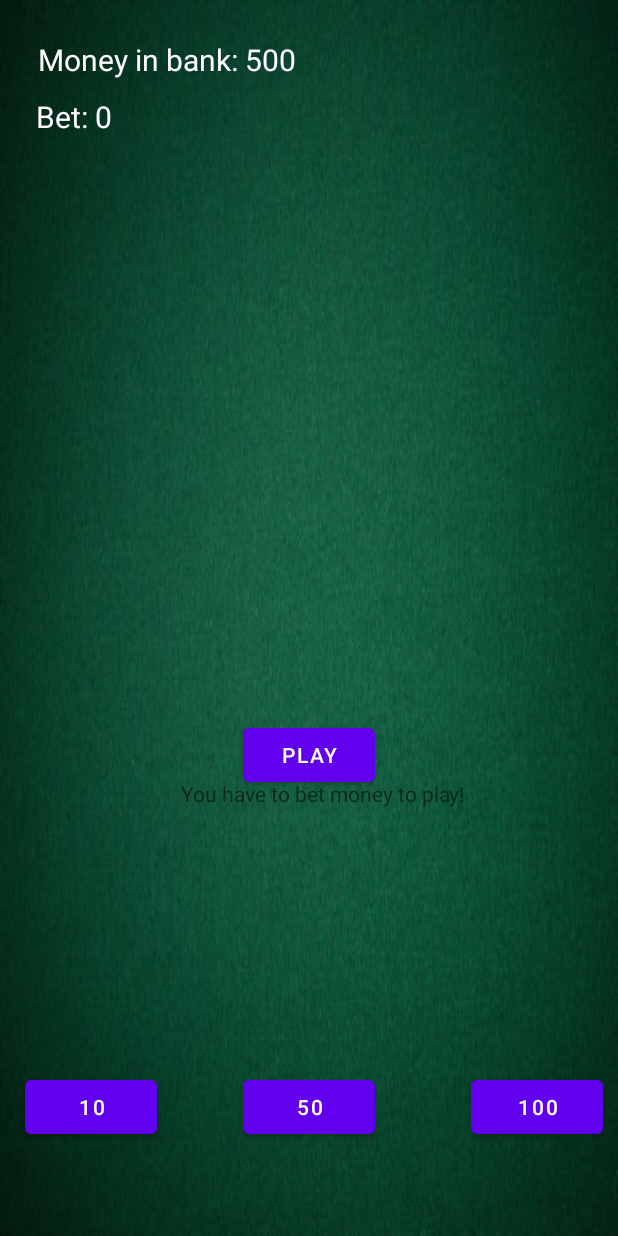
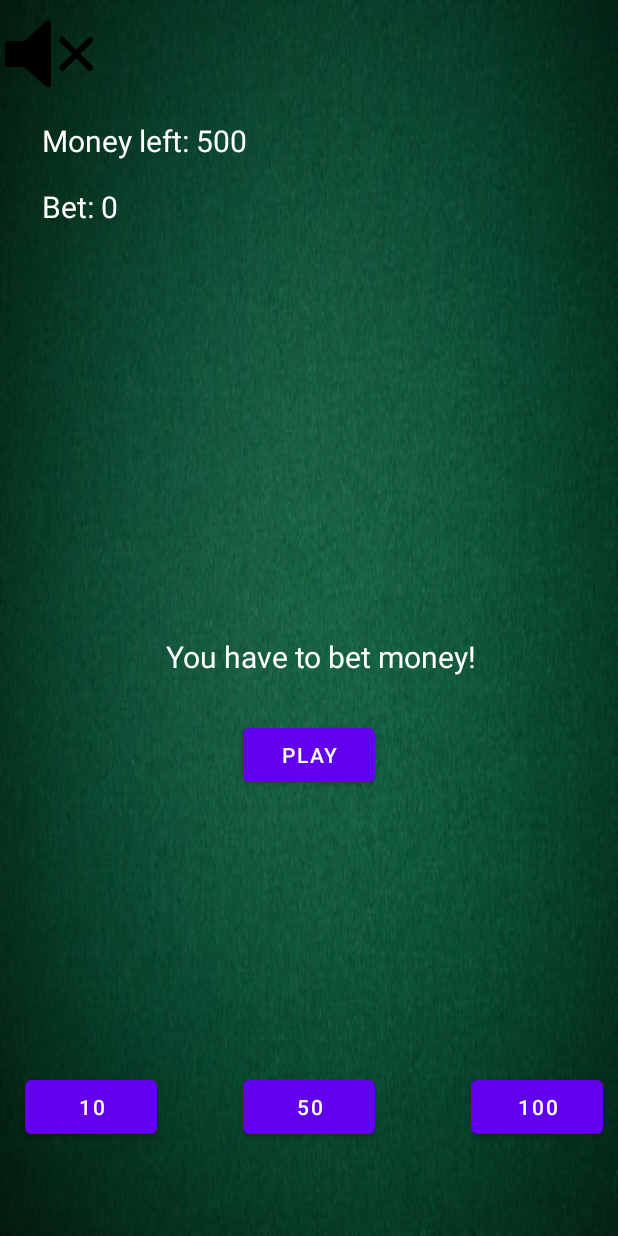
Before and after one commit to noelpettersson/Blackjack, an Android app: the screen it shows after launch (MainActivity), after a tap on "PLAY", on a phone screen of 412 x 824 dp. Run offline under Robolectric (Android 15) with nearby library versions, the phone set to English and light mode, and no system bars.

Commit message:
Speaker button added

```diff
--- a/app/src/main/java/com/example/myapplication/MainActivity.kt
+++ b/app/src/main/java/com/example/myapplication/MainActivity.kt
@@ -2,11 +2,14 @@ package com.example.myapplication
 
 import android.content.Intent
 import android.media.MediaPlayer
+import android.opengl.Visibility
 import androidx.appcompat.app.AppCompatActivity
 import android.os.Bundle
 import android.util.Log
 import android.view.Gravity
+import android.view.View
 import android.widget.Button
+import android.widget.ImageView
 import android.widget.TextView
 
 var playMusic: Boolean = true
@@ -19,7 +22,8 @@ class MainActivity : AppCompatActivity() {
         super.onCreate(savedInstanceState)
         setContentView(R.layout.activity_main)
 
-        var mediaPlayer = MediaPlayer.create(this, R.raw.bgmusic)
+        val mediaPlayer = MediaPlayer.create(this, R.raw.bgmusic)
+        val speakerButton = findViewById<ImageView>(R.id.speakerButton)
 
         val moneyLeftText = findViewById<TextView>(R.id.moneyLeftText)
         val betAmountText = findViewById<TextView>(R.id.betAmountText)
@@ -31,10 +35,21 @@ class MainActivity : AppCompatActivity() {
         val bet50Button = findViewById<Button>(R.id.bet50)
         val bet100Button = findViewById<Button>(R.id.bet100)
 
-        if (playMusic) {
-            mediaPlayer.start()
-        } else {
-            mediaPlayer.stop()
+        mediaPlayer.start()
+
+        speakerButton.setOnClickListener() {
+            if (playMusic) {
+                playMusic = false
+                mediaPlayer.stop()
+                speakerButton.setImageResource(R.drawable.speaker_on)
+            } else {
+                playMusic = true
+                mediaPlayer.start()
+                speakerButton.setImageResource(R.drawable.speakeroff)
+            }
+
+
+            Log.d("DEBUG", "Speaker button pressed")
         }
 
         playButton.setOnClickListener() {
@@ -43,8 +58,8 @@ class MainActivity : AppCompatActivity() {
                 startActivity(Intent) // Switch to PlayActivity
             } else {
                 Log.d("DEBUG", "No bet set")
-                errorMessageText.gravity = Gravity.CENTER
-                errorMessageText.text = "You have to bet money to play!"
+                errorMessageText.visibility = View.VISIBLE
+                errorMessageText.text = "${getString(R.string.error_bet)}"
             }
         }
 
@@ -53,8 +68,8 @@ class MainActivity : AppCompatActivity() {
            if(moneyInBank > 0) { // If user has no money do nothing
                bet += betAmount // Update bet amount
                moneyInBank -= betAmount // Update money in bank
-               moneyLeftText.text = "Money in bank: ${moneyInBank}" // Update text
-               betAmountText.text = "Bet: ${bet}"
+               moneyLeftText.text = "${getString(R.string.money_left)} ${moneyInBank}" // Update text
+               betAmountText.text = "${getString(R.string.bet_amount)} ${bet}"
            }
         }
 
@@ -76,11 +91,14 @@ class MainActivity : AppCompatActivity() {
         super.onResume()
         Log.d("DEBUG", "Activity resumed")
 
-        //Update money left and bet text
+        //Update money left and bet text when activity loads after playActivity
         val moneyLeftText = findViewById<TextView>(R.id.moneyLeftText)
         val betAmountText = findViewById<TextView>(R.id.betAmountText)
+        val errorMessageText = findViewById<TextView>(R.id.errorMessage)
 
-        moneyLeftText.text = "Money in bank: ${moneyInBank}"
-        betAmountText.text = "Bet: ${bet}"
+        errorMessageText.visibility = View.INVISIBLE
+
+        moneyLeftText.text = "${getString(R.string.money_left)} ${moneyInBank}"
+        betAmountText.text = "${getString(R.string.bet_amount)} ${bet}"
     }
 }
--- a/app/src/main/res/layout/activity_main.xml
+++ b/app/src/main/res/layout/activity_main.xml
@@ -7,18 +7,18 @@
     android:background="@drawable/blackjacktable"
     tools:context=".MainActivity">
 
+
     <TextView
         android:id="@+id/moneyLeftText"
         android:layout_width="365dp"
         android:layout_height="31dp"
-        android:layout_marginStart="25dp"
-        android:layout_marginTop="26dp"
+        android:layout_marginStart="28dp"
+        android:layout_marginTop="80dp"
         android:text="Money left: "
         android:textColor="#FFFFFF"
         android:textSize="20sp"
         app:layout_constraintStart_toStartOf="parent"
         app:layout_constraintTop_toTopOf="parent" />
-
 
     <Button
         android:id="@+id/playButton"
@@ -60,18 +60,20 @@
         android:id="@+id/bet100"
         android:layout_width="wrap_content"
         android:layout_height="wrap_content"
+        android:layout_marginStart="314dp"
         android:layout_marginEnd="10dp"
         android:layout_marginBottom="62dp"
         android:text="100"
         app:layout_constraintBottom_toBottomOf="parent"
-        app:layout_constraintEnd_toEndOf="parent" />
+        app:layout_constraintEnd_toEndOf="parent"
+        app:layout_constraintStart_toStartOf="parent" />
 
     <TextView
         android:id="@+id/betAmountText"
         android:layout_width="366dp"
         android:layout_height="29dp"
-        android:layout_marginStart="24dp"
-        android:layout_marginTop="64dp"
+        android:layout_marginStart="28dp"
+        android:layout_marginTop="124dp"
         android:text="Bet amount:"
         android:textColor="#FFFFFF"
         android:textSize="20sp"
@@ -82,10 +84,23 @@
         android:id="@+id/errorMessage"
         android:layout_width="wrap_content"
         android:layout_height="wrap_content"
-        android:layout_centerInParent="true"
-        android:layout_marginStart="120dp"
-        android:layout_marginBottom="285dp"
-        app:layout_constraintBottom_toBottomOf="parent"
-        app:layout_constraintStart_toStartOf="parent" />
+        android:layout_marginStart="150dp"
+        android:layout_marginTop="424dp"
+        android:layout_marginEnd="150dp"
+        android:gravity="center_vertical"
+        android:textColor="#FFFFFF"
+        android:textSize="20sp"
+        app:layout_constraintEnd_toEndOf="parent"
+        app:layout_constraintHorizontal_bias="0.413"
+        app:layout_constraintStart_toStartOf="parent"
+        app:layout_constraintTop_toTopOf="parent" />
+
+    <ImageView
+        android:id="@+id/speakerButton"
+        android:layout_width="65dp"
+        android:layout_height="72dp"
+        app:srcCompat="@drawable/speakeroff"
+        tools:layout_editor_absoluteX="5dp"
+        tools:layout_editor_absoluteY="-2dp" />
 
 </androidx.constraintlayout.widget.ConstraintLayout>
--- a/app/src/main/res/values/strings.xml
+++ b/app/src/main/res/values/strings.xml
@@ -1,3 +1,6 @@
 <resources>
     <string name="app_name">Blackjack</string>
+    <string name="money_left">Money left:</string>
+    <string name="bet_amount">Bet:</string>
+    <string name="error_bet">You have to bet money!</string>
 </resources>
```
Also changed, not shown: app/src/main/res/drawable/speaker_on.png (added), app/src/main/res/drawable/speakeroff.png (added).
